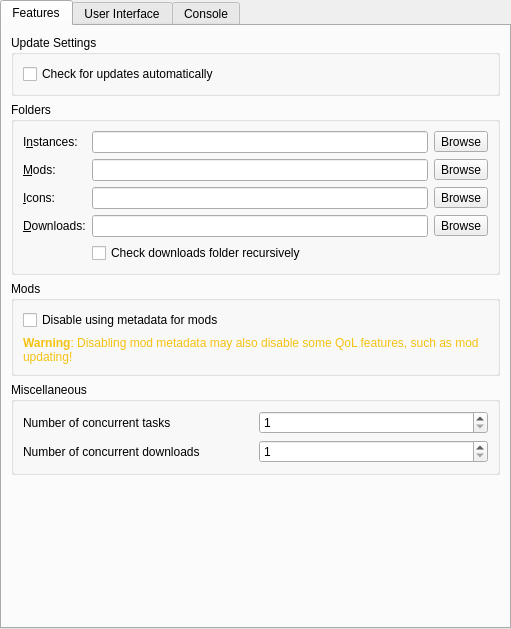
Before: the Qt Designer form launcher/ui/pages/global/LauncherPage.ui in FreesmTeam/FreesmLauncher, drawn with Qt 5.
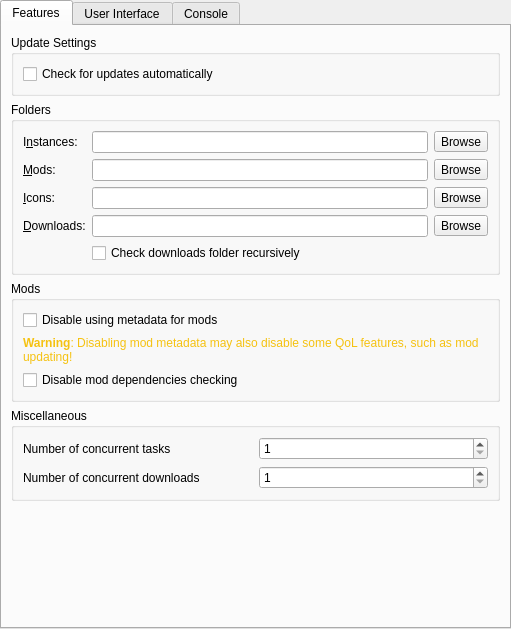
After: the same form once the commit is applied. Custom widgets are drawn as their Qt base class.

What changed in the file:
```diff
--- a/launcher/ui/pages/global/LauncherPage.ui
+++ b/launcher/ui/pages/global/LauncherPage.ui
@@ -186,6 +186,16 @@
             </property>
            </widget>
           </item>
+           <item>
+           <widget class="QCheckBox" name="dependenciesDisableBtn">
+            <property name="toolTip">
+             <string>Disable mod dependencies checking.</string>
+            </property>
+            <property name="text">
+             <string>Disable mod dependencies checking</string>
+            </property>
+           </widget>
+          </item>
          </layout>
         </widget>
        </item>
```
